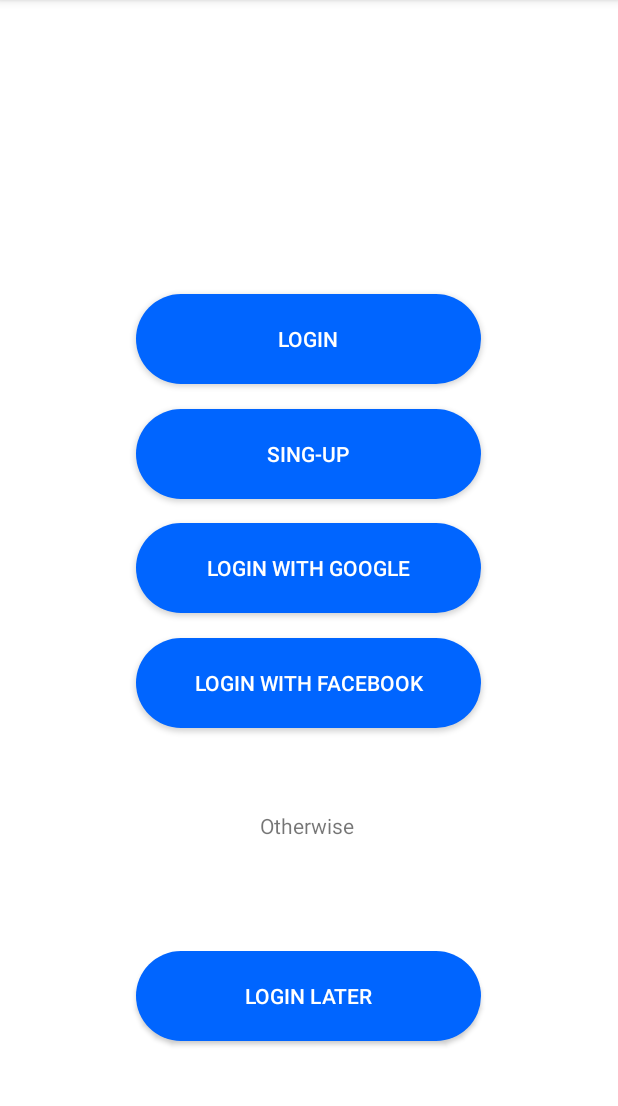
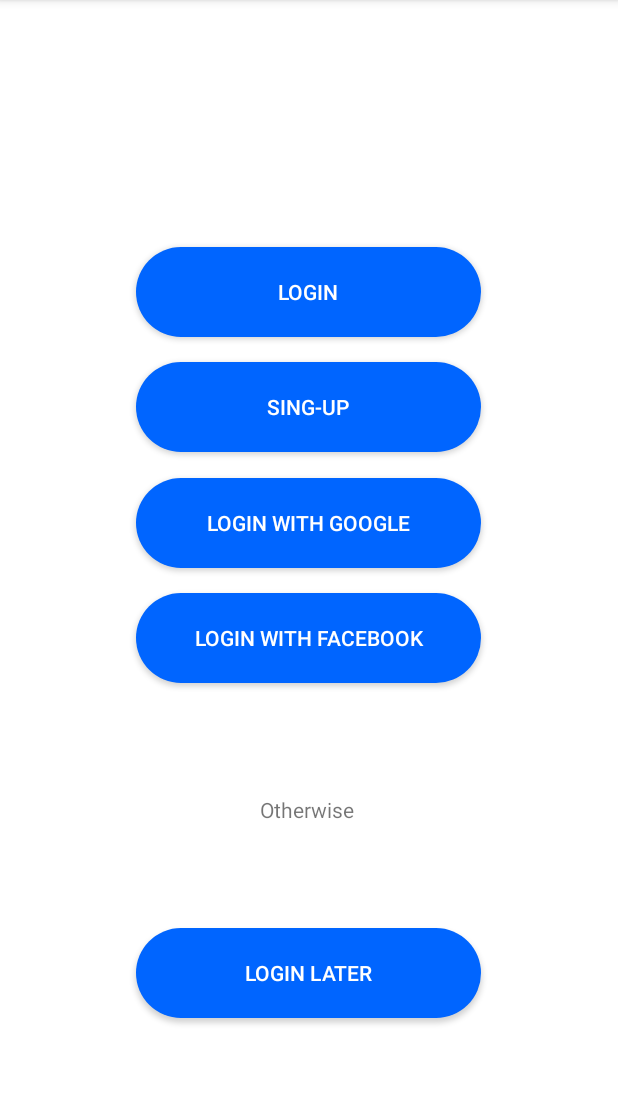
Before and after one commit to lucaLP98/CineMates20_Mobile, an Android app: the screen it shows after launch (MainActivity), on a phone screen of 412 x 824 dp, the part 84-1190 px from its top. Run offline under Robolectric (Android 15) with nearby library versions, the phone set to English and light mode, and no system bars.

```diff
--- a/app/src/main/java/it/ingsw/cinemates20_mobile/views/fragments/AccessFragment.java
+++ b/app/src/main/java/it/ingsw/cinemates20_mobile/views/fragments/AccessFragment.java
@@ -51,6 +51,7 @@ public class AccessFragment extends Fragment {
     @Override
     public void onCreate(Bundle savedInstanceState) {
         super.onCreate(savedInstanceState);
+
         if (getArguments() != null) {
             mParam1 = getArguments().getString(ARG_PARAM1);
             mParam2 = getArguments().getString(ARG_PARAM2);
@@ -58,8 +59,7 @@ public class AccessFragment extends Fragment {
     }
 
     @Override
-    public View onCreateView(LayoutInflater inflater, ViewGroup container,
-                             Bundle savedInstanceState) {
+    public View onCreateView(LayoutInflater inflater, ViewGroup container, Bundle savedInstanceState) {
         // Inflate the layout for this fragment
         return inflater.inflate(R.layout.fragment_access, container, false);
     }
--- a/app/src/main/res/layout/fragment_access.xml
+++ b/app/src/main/res/layout/fragment_access.xml
@@ -11,20 +11,6 @@
         android:layout_height="match_parent">
 
         <android.widget.Button
-            android:id="@+id/loginLaterButton"
-            android:layout_width="230dp"
-            android:layout_height="60dp"
-            android:background="@drawable/button_background"
-            android:text="@string/login_later"
-            android:textColor="@color/white"
-            app:layout_constraintBottom_toBottomOf="parent"
-            app:layout_constraintEnd_toEndOf="parent"
-            app:layout_constraintHorizontal_bias="0.497"
-            app:layout_constraintStart_toStartOf="parent"
-            app:layout_constraintTop_toTopOf="parent"
-            app:layout_constraintVertical_bias="0.88" />
-
-        <android.widget.Button
             android:id="@+id/loginButton"
             android:layout_width="230dp"
             android:layout_height="60dp"
@@ -36,7 +22,35 @@
             app:layout_constraintHorizontal_bias="0.497"
             app:layout_constraintStart_toStartOf="parent"
             app:layout_constraintTop_toTopOf="parent"
-            app:layout_constraintVertical_bias="0.171" />
+            app:layout_constraintVertical_bias="0.12" />
+
+        <android.widget.Button
+            android:id="@+id/googleLoginButton"
+            android:layout_width="230dp"
+            android:layout_height="60dp"
+            android:background="@drawable/button_background"
+            android:text="@string/google_login"
+            android:textColor="@color/white"
+            app:layout_constraintBottom_toBottomOf="parent"
+            app:layout_constraintEnd_toEndOf="parent"
+            app:layout_constraintHorizontal_bias="0.497"
+            app:layout_constraintStart_toStartOf="parent"
+            app:layout_constraintTop_toTopOf="parent"
+            app:layout_constraintVertical_bias="0.369" />
+
+        <android.widget.Button
+            android:id="@+id/facebookLoginButton"
+            android:layout_width="230dp"
+            android:layout_height="60dp"
+            android:background="@drawable/button_background"
+            android:text="@string/facebook_login"
+            android:textColor="@color/white"
+            app:layout_constraintBottom_toBottomOf="parent"
+            app:layout_constraintEnd_toEndOf="parent"
+            app:layout_constraintHorizontal_bias="0.497"
+            app:layout_constraintStart_toStartOf="parent"
+            app:layout_constraintTop_toTopOf="parent"
+            app:layout_constraintVertical_bias="0.493" />
 
         <android.widget.Button
             android:id="@+id/singUpButton"
@@ -50,49 +64,33 @@
             app:layout_constraintHorizontal_bias="0.497"
             app:layout_constraintStart_toStartOf="parent"
             app:layout_constraintTop_toTopOf="parent"
-            app:layout_constraintVertical_bias="0.295" />
+            app:layout_constraintVertical_bias="0.244" />
+
+        <TextView
+            android:id="@+id/orTextView"
+            android:layout_width="wrap_content"
+            android:layout_height="wrap_content"
+            android:text="@string/otherwise"
+            app:layout_constraintBottom_toBottomOf="parent"
+            app:layout_constraintEnd_toEndOf="parent"
+            app:layout_constraintHorizontal_bias="0.498"
+            app:layout_constraintStart_toStartOf="parent"
+            app:layout_constraintTop_toTopOf="parent"
+            app:layout_constraintVertical_bias="0.668" />
 
         <android.widget.Button
-            android:id="@+id/googleLoginButton"
+            android:id="@+id/loginLaterButton"
             android:layout_width="230dp"
             android:layout_height="60dp"
             android:background="@drawable/button_background"
-            android:text="@string/google_login"
+            android:text="@string/login_later"
             android:textColor="@color/white"
             app:layout_constraintBottom_toBottomOf="parent"
             app:layout_constraintEnd_toEndOf="parent"
             app:layout_constraintHorizontal_bias="0.497"
             app:layout_constraintStart_toStartOf="parent"
             app:layout_constraintTop_toTopOf="parent"
-            app:layout_constraintVertical_bias="0.418" />
-
-        <android.widget.Button
-            android:id="@+id/facebookLoginButton"
-            android:layout_width="230dp"
-            android:layout_height="60dp"
-            android:background="@drawable/button_background"
-            android:text="@string/facebook_login"
-            android:textColor="@color/white"
-            app:layout_constraintBottom_toBottomOf="parent"
-            app:layout_constraintEnd_toEndOf="parent"
-            app:layout_constraintHorizontal_bias="0.497"
-            app:layout_constraintStart_toStartOf="parent"
-            app:layout_constraintTop_toTopOf="parent"
-            app:layout_constraintVertical_bias="0.542" />
-
-        <TextView
-            android:id="@+id/orTextView"
-            android:layout_width="wrap_content"
-            android:layout_height="wrap_content"
-            android:layout_marginTop="74dp"
-            android:layout_marginBottom="74dp"
-            android:text="@string/otherwise"
-            app:layout_constraintBottom_toTopOf="@+id/loginLaterButton"
-            app:layout_constraintEnd_toEndOf="parent"
-            app:layout_constraintHorizontal_bias="0.498"
-            app:layout_constraintStart_toStartOf="parent"
-            app:layout_constraintTop_toBottomOf="@+id/facebookLoginButton"
-            app:layout_constraintVertical_bias="1.0" />
+            app:layout_constraintVertical_bias="0.855" />
 
     </androidx.constraintlayout.widget.ConstraintLayout>
 </FrameLayout>
```
Also changed, not shown: 2 other files.
